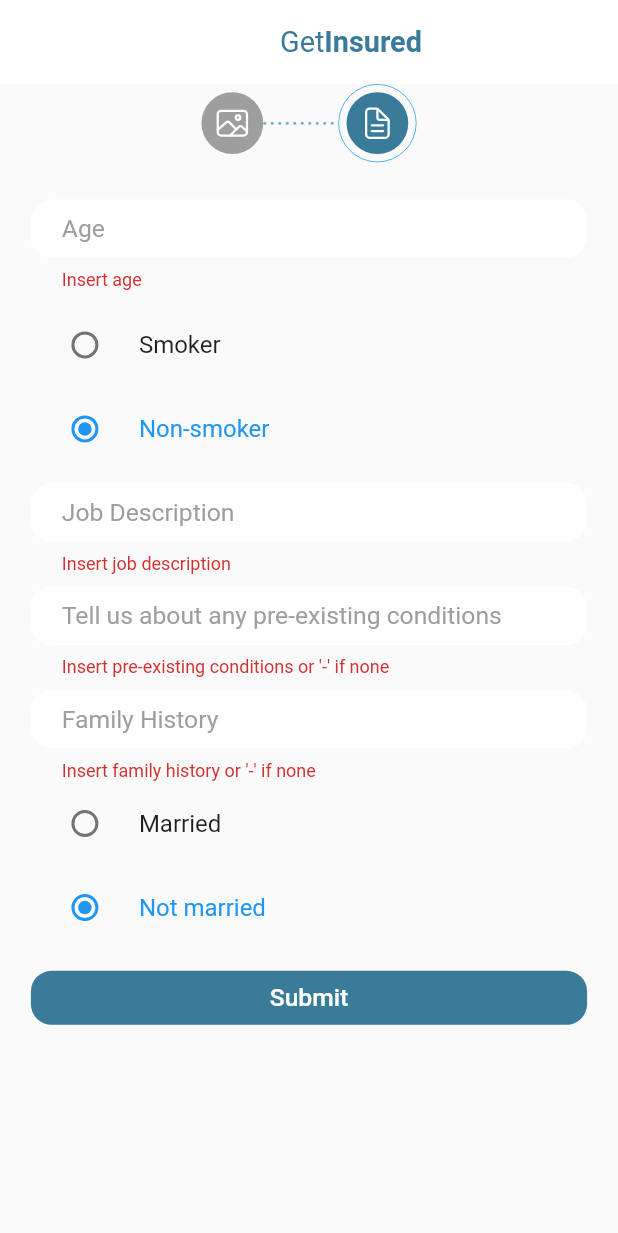
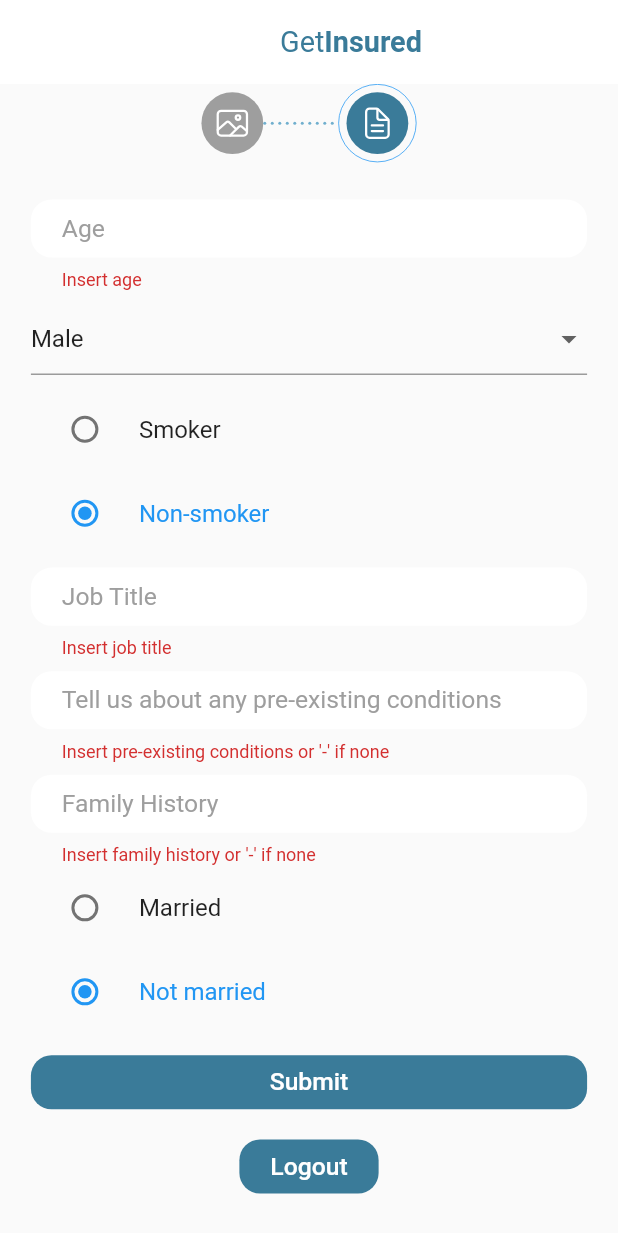
Before and after one commit to Addin15/jomhack_frontend, a Flutter app: the CompleteProfile screen opened directly, after a tap on "Submit", on a phone screen of 412 x 824 dp. Shown: the top 1233 px of the screen. Run offline on Flutter 3.47's test engine with Material 2 defaults, Android fonts, the phone set to English and light mode, and no system bars; our stand-ins replace flutter_secure_storage, flutter_spinkit, im_stepper, image_picker, ionicons, sizer and 2 more; missing offline and left inert: syncfusion_flutter_core; accounts and stored records are empty; network calls fail.

Commit message:
add gender in assestment

```diff
--- a/lib/models/assestment.dart
+++ b/lib/models/assestment.dart
@@ -1,6 +1,7 @@
 class Assestment {
   int? age;
-  String? jobDescription;
+  String? gender;
+  String? jobTitle;
   String? existingCondition;
   String? familyHistory;
   bool? smoker;
@@ -8,7 +9,8 @@ class Assestment {
 
   Assestment({
     this.age,
-    this.jobDescription,
+    this.gender,
+    this.jobTitle,
     this.existingCondition,
     this.familyHistory,
     this.smoker,
@@ -17,7 +19,8 @@ class Assestment {
 
   factory Assestment.fromMap(Map<String, dynamic> data) => Assestment(
       age: data['age'],
-      jobDescription: data['job_description'],
+      gender: data['gender'],
+      jobTitle: data['job_title'],
       existingCondition: data['existing_condition'],
       familyHistory: data['family_history'],
       smoker: data['smoker'],
@@ -25,7 +28,8 @@ class Assestment {
 
   toMap() => {
         'age': age,
-        'job_description': jobDescription,
+        'gender': gender,
+        'job_title': jobTitle,
         'existing_condition': existingCondition,
         'family_history': familyHistory,
         'smoker': smoker,
--- a/lib/pages/assestment_page.dart
+++ b/lib/pages/assestment_page.dart
@@ -1,3 +1,5 @@
+import 'dart:developer';
+
 import 'package:flutter/material.dart';
 import 'package:flutter_spinkit/flutter_spinkit.dart';
 import 'package:jomhack/models/assestment.dart';
@@ -8,7 +10,12 @@ import 'package:provider/provider.dart';
 import 'package:sizer/sizer.dart';
 
 class AssestmentPage extends StatefulWidget {
-  const AssestmentPage({super.key});
+  const AssestmentPage({
+    super.key,
+    this.assestment,
+  });
+
+  final Assestment? assestment;
 
   @override
   State<AssestmentPage> createState() => _AssestmentPageState();
@@ -32,6 +39,24 @@ class _AssestmentPageState extends State<AssestmentPage> {
   bool? married = false;
 
   bool isSaving = false;
+
+  String gender = 'Male';
+
+  @override
+  void initState() {
+    if (widget.assestment != null) {
+      _ageController.text = widget.assestment!.age.toString();
+      gender = widget.assestment!.gender ?? 'Male';
+      _jobController.text = widget.assestment!.jobTitle.toString();
+      _conditionController.text =
+          widget.assestment!.existingCondition.toString();
+      _familyHistoryController.text =
+          widget.assestment!.familyHistory.toString();
+      smoker = widget.assestment!.smoker;
+      married = widget.assestment!.married;
+    }
+    super.initState();
+  }
 
   @override
   Widget build(BuildContext context) {
@@ -63,6 +88,27 @@ class _AssestmentPageState extends State<AssestmentPage> {
                     },
                   ),
                   SizedBox(height: 1.h),
+                  DropdownButtonFormField(
+                    value: gender,
+                    items: const [
+                      DropdownMenuItem(
+                        child: Text('Male'),
+                        value: 'Male',
+                      ),
+                      DropdownMenuItem(
+                        child: Text('Female'),
+                        value: 'Female',
+                      ),
+                    ],
+                    onChanged: (value) {
+                      if (value != null) {
+                        setState(() {
+                          gender = value;
+                        });
+                      }
+                    },
+                  ),
+                  SizedBox(height: 1.h),
                   RadioListTile(
                     title: const Text('Smoker'),
                     value: true,
@@ -89,9 +135,9 @@ class _AssestmentPageState extends State<AssestmentPage> {
                   customTextFormField(
                     controller: _jobController,
                     focusNode: _jobFocus,
-                    hintText: 'Job Description',
+                    hintText: 'Job Title',
                     validator: (text) => text == null || text.isEmpty
-                        ? 'Insert job description'
+                        ? 'Insert job title'
                         : null,
                   ),
                   SizedBox(height: 1.h),
@@ -146,7 +192,8 @@ class _AssestmentPageState extends State<AssestmentPage> {
                         await auth.submitAssestment(
                             assestment: Assestment(
                           age: int.parse(_ageController.text),
-                          jobDescription: _jobController.text,
+                          gender: gender,
+                          jobTitle: _jobController.text,
                           existingCondition: _conditionController.text,
                           familyHistory: _familyHistoryController.text,
                           smoker: smoker,
@@ -159,6 +206,20 @@ class _AssestmentPageState extends State<AssestmentPage> {
                       });
                     },
                   ),
+                  widget.assestment != null
+                      ? const SizedBox.shrink()
+                      : Column(
+                          children: [
+                            SizedBox(height: 1.h),
+                            customTextButton(
+                              label: 'Logout',
+                              backgroundColor: AppColor.tertiary,
+                              onPressed: () {
+                                auth.logout();
+                              },
+                            ),
+                          ],
+                        ),
                 ],
               ),
             ),
--- a/lib/pages/complete_profile.dart
+++ b/lib/pages/complete_profile.dart
@@ -182,6 +182,14 @@ class _CompleteProfileState extends State<CompleteProfile>
                       });
                     },
             ),
+            SizedBox(height: 1.h),
+            customTextButton(
+              label: 'Logout',
+              backgroundColor: AppColor.tertiary,
+              onPressed: () {
+                auth.logout();
+              },
+            ),
           ],
         ),
       );
--- a/lib/pages/profile/profile.dart
+++ b/lib/pages/profile/profile.dart
@@ -85,7 +85,7 @@ class _ProfileState extends State<Profile> {
                           ),
                         ),
                       ),
-                      body: const AssestmentPage(),
+                      body: AssestmentPage(assestment: user.assestment),
                     ),
                   ),
                 );
```
